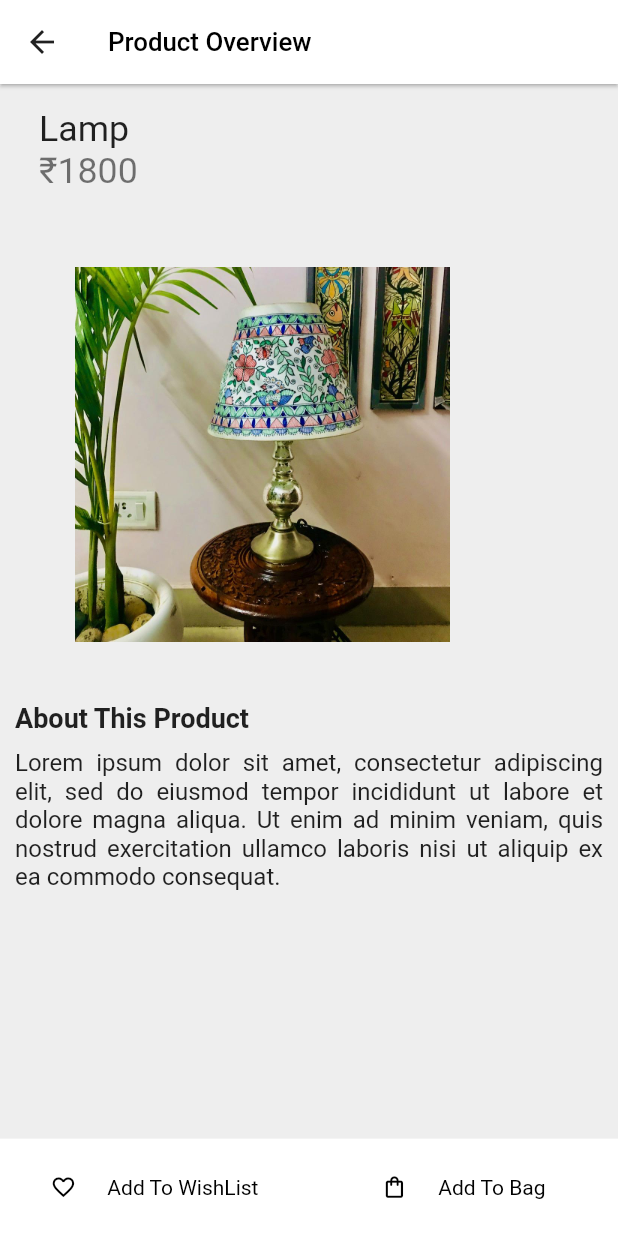
After one commit to gagandeepkaur15/e_commerce_app, a Flutter app: the screen it shows after launch, after a tap on "Sign in with Google", after a tap on "Lamp", on a phone screen of 412 x 824 dp. The commit adds this screen. Run offline on Flutter 3.47's test engine with Material 2 defaults, Android fonts, the light colour scheme and no system bars; our stand-ins replace firebase_auth, firebase_core, flutter_signin_button, google_fonts, google_sign_in, responsive_sizer; accounts and stored records are empty; network calls fail; Roboto replaces fonts that are missing (Merienda).

```diff
--- a/lib/auth/sign_in.dart
+++ b/lib/auth/sign_in.dart
@@ -1,12 +1,15 @@
+// ignore_for_file: library_private_types_in_public_api
+
 import 'package:e_commerce_app/screens/home_page.dart';
 import 'package:firebase_auth/firebase_auth.dart';
 import 'package:flutter/material.dart';
-import 'package:flutter_signin_button/button_view.dart';
 import 'package:flutter_signin_button/flutter_signin_button.dart';
+import 'package:google_fonts/google_fonts.dart';
 import 'package:google_sign_in/google_sign_in.dart';
-import 'package:provider/provider.dart';
 
 class SignIn extends StatefulWidget {
+  const SignIn({super.key});
+
   @override
   _SignInState createState() => _SignInState();
 }
@@ -14,12 +17,12 @@ class SignIn extends StatefulWidget {
 class _SignInState extends State<SignIn> {
   _googleSignUp() async {
     try {
-      final GoogleSignIn _googleSignIn = GoogleSignIn(
+      final GoogleSignIn googleSignIn = GoogleSignIn(
         scopes: ['email'],
       );
-      final FirebaseAuth _auth = FirebaseAuth.instance;
+      final FirebaseAuth auth = FirebaseAuth.instance;
 
-      final GoogleSignInAccount? googleUser = await _googleSignIn.signIn();
+      final GoogleSignInAccount? googleUser = await googleSignIn.signIn();
       final GoogleSignInAuthentication? googleAuth =
           await googleUser?.authentication;
 
@@ -28,11 +31,14 @@ class _SignInState extends State<SignIn> {
         idToken: googleAuth?.idToken,
       );
 
-      final User? user = (await _auth.signInWithCredential(credential)).user;
+      final User? user = (await auth.signInWithCredential(credential)).user;
       // print("signed in " + user.displayName);
 
       return user;
-    } catch (e) {}
+    } catch (e) {
+      // ignore: avoid_print
+      print(e);
+    }
   }
 
   @override
@@ -41,26 +47,32 @@ class _SignInState extends State<SignIn> {
       body: Column(
         mainAxisAlignment: MainAxisAlignment.center,
         children: [
-          Container(
+          SizedBox(
             height: 400,
             width: double.infinity,
             child: Column(
               mainAxisAlignment: MainAxisAlignment.center,
               children: [
-                const Text(
-                  'Boho',
-                  style: TextStyle(fontSize: 50, color: Colors.white, shadows: [
-                    BoxShadow(
+                Text(
+                  'Craft',
+                  style: GoogleFonts.merienda(
+                      fontSize: 50,
+                      color: Colors.white,
+                      shadows: [
+                        const BoxShadow(
                           blurRadius: 5,
                           color: Color.fromARGB(255, 36, 9, 9),
                           offset: Offset(3, 3),
                         )
                       ]),
                 ),
-                const Text(
+                Text(
                   'Bazaar',
-                  style: TextStyle(fontSize: 50, color: Colors.white, shadows: [
-                    BoxShadow(
+                  style: GoogleFonts.merienda(
+                      fontSize: 50,
+                      color: Colors.white,
+                      shadows: [
+                        const BoxShadow(
                           blurRadius: 5,
                           color: Color.fromARGB(255, 36, 9, 9),
                           offset: Offset(3, 3),
--- a/lib/main.dart
+++ b/lib/main.dart
@@ -15,7 +15,7 @@ class MyApp extends StatelessWidget {
   @override
   Widget build(BuildContext context) {
     return ResponsiveSizer(builder: (context, orientation, screenType) {
-      return MaterialApp(
+      return const MaterialApp(
         debugShowCheckedModeBanner: false,
         home: SignIn(),
       );
--- a/lib/screens/home_page.dart
+++ b/lib/screens/home_page.dart
@@ -1,8 +1,9 @@
+import 'package:e_commerce_app/screens/my_profile.dart';
+import 'package:e_commerce_app/screens/product_overview.dart';
 import 'package:flutter/material.dart';
-import 'package:flutter/src/widgets/framework.dart';
-import 'package:flutter/src/widgets/placeholder.dart';
 import 'package:google_fonts/google_fonts.dart';
 import 'package:responsive_sizer/responsive_sizer.dart';
+import '../widgets/item_card.dart';
 
 class HomePage extends StatelessWidget {
   const HomePage({super.key});
@@ -11,12 +12,54 @@ class HomePage extends StatelessWidget {
   Widget build(BuildContext context) {
     return Scaffold(
       backgroundColor: Colors.grey.shade200,
-      drawer: const Drawer(),
+      drawer: Drawer(
+        child: Container(
+          color: Colors.grey.shade100,
+          child: ListView(
+            children: [
+              DrawerHeader(
+                child: Row(
+                  children: [
+                    CircleAvatar(
+                      backgroundColor: Colors.grey.shade200,
+                      maxRadius: 28.sp,
+                    ),
+                    SizedBox(
+                      width: 14.sp,
+                    ),
+                    Text(
+                      "Welcome XXX",
+                      style: TextStyle(fontSize: 16.sp),
+                    ),
+                  ],
+                ),
+              ),
+              listTile(
+                icon: Icons.home,
+                title: "Home",
+              ),
+              listTile(icon: Icons.shop, title: "Review Cart"),
+              InkWell(
+                  onTap: () {
+                    Navigator.push(
+                        context,
+                        MaterialPageRoute(
+                            builder: (context) => const MyProfile()));
+                  },
+                  child: listTile(icon: Icons.person, title: "My Profile")),
+              listTile(icon: Icons.notifications, title: "Notification"),
+              listTile(icon: Icons.star, title: "Ratings and Review"),
+              listTile(icon: Icons.favorite, title: "Wishlist"),
+              listTile(icon: Icons.format_quote, title: "FAQs"),
+            ],
+          ),
+        ),
+      ),
       appBar: PreferredSize(
         preferredSize: const Size.fromHeight(70),
         child: AppBar(
           title: Text(
-            'Boho Bazaar',
+            'Craft Bazaar',
             style: GoogleFonts.merienda(color: Colors.black, fontSize: 21.sp),
           ),
           backgroundColor: Colors.white,
@@ -24,7 +67,7 @@ class HomePage extends StatelessWidget {
           elevation: 1,
           actions: [
             Padding(
-              padding: const EdgeInsets.symmetric(horizontal: 2),
+              padding: EdgeInsets.symmetric(horizontal: 2.w),
               child: CircleAvatar(
                 radius: 18.sp,
                 backgroundColor: const Color.fromARGB(121, 158, 158, 158),
@@ -48,23 +91,24 @@ class HomePage extends StatelessWidget {
           ],
         ),
       ),
-      body: Padding(
-        padding: const EdgeInsets.all(10),
+      body: SingleChildScrollView(
+        child: Padding(
+          padding: const EdgeInsets.all(8.0),
           child: Column(
             children: [
               const HomeBanner(),
               Padding(
-              padding: const EdgeInsets.all(8.0),
+                padding: EdgeInsets.all(12.0.sp),
                 child: Row(
                   mainAxisAlignment: MainAxisAlignment.spaceBetween,
-                children: const [
+                  children: [
                     Text(
                       'Madhubani Art',
-                    style: TextStyle(fontSize: 16),
+                      style: TextStyle(fontSize: 17.sp),
                     ),
                     Text(
                       'View All',
-                    style: TextStyle(fontSize: 16),
+                      style: TextStyle(fontSize: 17.sp),
                     ),
                   ],
                 ),
@@ -72,128 +116,181 @@ class HomePage extends StatelessWidget {
               SingleChildScrollView(
                 scrollDirection: Axis.horizontal,
                 child: Row(
-                children: const [
-                  ItemCard(),
-                  ItemCard(),
-                  ItemCard(),
-                  ItemCard(),
+                  children: [
+                    InkWell(
+                      onTap: () {
+                        Navigator.push(
+                          context,
+                          MaterialPageRoute(
+                            builder: (context) => const ProductOverview(
+                              productName: 'Wall Art',
+                              productPrice: 1999,
+                              productImage: 'assets/madhubani/one.jpg',
+                            ),
+                          ),
+                        );
+                      },
+                      child: ItemCard(
+                        productImage: 'assets/madhubani/one.jpg',
+                        productNAme: 'Wall Art',
+                        productPrice: '1999',
+                        onTap: () {},
+                      ),
+                    ),
+                    InkWell(
+                      onTap: () {
+                        Navigator.push(
+                          context,
+                          MaterialPageRoute(
+                            builder: (context) => const ProductOverview(
+                              productName: 'Elephant Art',
+                              productPrice: 550,
+                              productImage: 'assets/madhubani/two.webp',
+                            ),
+                          ),
+                        );
+                      },
+                      child: ItemCard(
+                        productImage: 'assets/madhubani/two.webp',
+                        productNAme: 'Elephant Art',
+                        productPrice: '550',
+                        onTap: () {},
+                      ),
+                    ),
+                    InkWell(
+                      onTap: () {
+                        Navigator.push(
+                          context,
+                          MaterialPageRoute(
+                            builder: (context) => const ProductOverview(
+                              productName: 'Lamp',
+                              productPrice: 1800,
+                              productImage: 'assets/madhubani/three.jpg',
+                            ),
+                          ),
+                        );
+                      },
+                      child: ItemCard(
+                        productImage: 'assets/madhubani/three.jpg',
+                        productNAme: 'Lamp',
+                        productPrice: '1800',
+                        onTap: () {},
+                      ),
+                    ),
+                    InkWell(
+                      onTap: () {
+                        Navigator.push(
+                          context,
+                          MaterialPageRoute(
+                            builder: (context) => const ProductOverview(
+                              productName: 'Necklace',
+                              productPrice: 400,
+                              productImage: 'assets/madhubani/four.webp',
+                            ),
+                          ),
+                        );
+                      },
+                      child: ItemCard(
+                        productImage: 'assets/madhubani/four.webp',
+                        productNAme: 'Necklace',
+                        productPrice: '400',
+                        onTap: () {},
+                      ),
+                    ),
                   ],
                 ),
               ),
               Padding(
-              padding: const EdgeInsets.all(8.0),
+                padding: EdgeInsets.all(12.sp),
                 child: Row(
                   mainAxisAlignment: MainAxisAlignment.spaceBetween,
-                children: const [
+                  children: [
                     Text(
                       'Lights',
-                    style: TextStyle(fontSize: 16),
+                      style: TextStyle(fontSize: 17.sp),
                     ),
                     Text(
                       'View All',
-                    style: TextStyle(fontSize: 16),
+                      style: TextStyle(fontSize: 17.sp),
                     ),
                   ],
                 ),
               ),
-            ListView(
-              children: const [
-                ItemCard(),
-                ItemCard(),
-                ItemCard(),
-                ItemCard(),
-                ItemCard(),
-              ],
+              SingleChildScrollView(
+                scrollDirection: Axis.horizontal,
+                child: Row(
+                  children: [
+                    ItemCard(
+                      productImage: 'assets/madhubani/tree_lamp.jpg',
+                      productNAme: 'Tree Lamp',
+                      productPrice: '1800',
+                      onTap: () {},
+                    ),
+                    ItemCard(
+                      productImage: 'assets/madhubani/pendant_lamp.jpg',
+                      productNAme: 'Pendant Lamp',
+                      productPrice: '1300',
+                      onTap: () {},
+                    ),
+                    ItemCard(
+                      productImage: 'assets/madhubani/paper_lamps.webp',
+                      productNAme: 'Paper Lamps',
+                      productPrice: '1900',
+                      onTap: () {},
+                    ),
+                    ItemCard(
+                      productImage: 'assets/madhubani/glass_lamp.jpg',
+                      productNAme: 'Glass Lamp',
+                      productPrice: '999',
+                      onTap: () {},
                     ),
                   ],
                 ),
               ),
-    );
-  }
-}
-
-class ItemCard extends StatelessWidget {
-  const ItemCard({
-    super.key,
-  });
-
-  @override
-  Widget build(BuildContext context) {
-    return Padding(
-      padding: const EdgeInsets.symmetric(horizontal: 5),
-      child: Container(
-        height: 25.h,
-        width: 40.w,
-        decoration: BoxDecoration(
-          color: Colors.white,
-          borderRadius: BorderRadius.circular(10),
-        ),
-        child: Padding(
-          padding: const EdgeInsets.all(8.0),
-          child: Column(
-            crossAxisAlignment: CrossAxisAlignment.start,
-            mainAxisAlignment: MainAxisAlignment.spaceEvenly,
+              Padding(
+                padding: EdgeInsets.all(12.sp),
+                child: Row(
+                  mainAxisAlignment: MainAxisAlignment.spaceBetween,
                   children: [
-              Container(
-                height: 15.h,
-                width: 35.w,
-                decoration: BoxDecoration(
-                  borderRadius: BorderRadius.circular(10),
-                  image: const DecorationImage(
-                    image: AssetImage('assets/madhubani/one.jpg'),
-                    fit: BoxFit.cover,
-                  ),
-                ),
+                    Text(
+                      'Lights',
+                      style: TextStyle(fontSize: 17.sp),
                     ),
                     Text(
-                'Wall Art',
-                style: TextStyle(fontWeight: FontWeight.w600, fontSize: 16.sp),
-              ),
-              Text(
-                '₹ 1999',
-                style: TextStyle(fontSize: 16.sp),
-              ),
-              Row(
-                children: [
-                  InkWell(
-                    onTap: () {},
-                    child: Container(
-                      height: 3.h,
-                      width: 18.w,
-                      decoration: BoxDecoration(
-                        border: Border.all(color: Colors.grey.shade900),
-                        borderRadius: BorderRadius.circular(10),
-                      ),
-                      child: Center(
-                        child: Text(
-                          'Add',
-                          style: TextStyle(fontSize: 16.sp),
-                        ),
-                      ),
-                    ),
-                  ),
-                  SizedBox(
-                    width: 1.w,
-                  ),
-                  InkWell(
-                    onTap: () {},
-                    child: Container(
-                      height: 3.h,
-                      width: 16.w,
-                      decoration: BoxDecoration(
-                        border: Border.all(color: Colors.grey.shade900),
-                        borderRadius: BorderRadius.circular(10),
-                      ),
-                      child: Center(
-                        child: Text(
-                          '- 1 +',
-                          style: TextStyle(fontSize: 16.sp),
-                        ),
-                      ),
-                    ),
+                      'View All',
+                      style: TextStyle(fontSize: 17.sp),
                     ),
                   ],
                 ),
+              ),
+              SingleChildScrollView(
+                scrollDirection: Axis.horizontal,
+                child: Row(
+                  children: [
+                    ItemCard(
+                      productNAme: 'Chitrakari Pots',
+                      productPrice: '700',
+                      productImage: 'assets/madhubani/plant1.png',
+                      onTap: () {},
+                    ),
+                    ItemCard(
+                      productNAme: 'Peacock Pot',
+                      productPrice: '820',
+                      productImage: 'assets/madhubani/plant2.png',
+                      onTap: () {},
+                    ),
+                    ItemCard(
+                      productNAme: 'Ceramic Pot',
+                      productPrice: '600',
+                      productImage: 'assets/madhubani/plant3.png',
+                      onTap: () {},
+                    ),
+                  ],
+                ),
+              ),
+              const SizedBox(
+                height: 20,
+              )
             ],
           ),
         ),
@@ -250,3 +347,17 @@ class HomeBanner extends StatelessWidget {
     );
   }
 }
+
+Widget listTile({required IconData icon, required String title}) {
+  return ListTile(
+    leading: Icon(
+      icon,
+      size: 23.sp,
+      color: Colors.grey.shade800,
+    ),
+    title: Text(
+      title,
+      style: const TextStyle(color: Colors.black),
+    ),
+  );
+}
--- /dev/null
+++ b/lib/screens/product_overview.dart
@@ -0,0 +1,141 @@
+import 'package:flutter/material.dart';
+import 'package:google_fonts/google_fonts.dart';
+import 'package:responsive_sizer/responsive_sizer.dart';
+
+class ProductOverview extends StatefulWidget {
+  final String productName;
+  final int productPrice;
+  final String productImage;
+
+  const ProductOverview(
+      {super.key,
+      required this.productName,
+      required this.productPrice,
+      required this.productImage});
+
+  @override
+  State<ProductOverview> createState() => _ProductOverviewState();
+}
+
+class _ProductOverviewState extends State<ProductOverview> {
+  Widget bottomNavigatorBar(
+      {required Color iconColor,
+      required Color backgroundColor,
+      required Color color,
+      required String title,
+      required IconData iconData}) {
+    return Expanded(
+      child: Container(
+        padding: EdgeInsets.all(20.sp),
+        color: backgroundColor,
+        child: Row(
+          mainAxisAlignment: MainAxisAlignment.center,
+          children: [
+            Icon(
+              iconData,
+              size: 17.sp,
+              color: iconColor,
+            ),
+            SizedBox(
+              width: 5.w,
+            ),
+            Text(
+              title,
+              style: TextStyle(color: color),
+            )
+          ],
+        ),
+      ),
+    );
+  }
+
+  @override
+  Widget build(BuildContext context) {
+    return Scaffold(
+      bottomNavigationBar: Row(
+        children: [
+          bottomNavigatorBar(
+            iconColor: Colors.black,
+            backgroundColor: Colors.white,
+            color: Colors.black,
+            title: "Add To WishList",
+            iconData: Icons.favorite_outline,
+          ),
+          bottomNavigatorBar(
+            iconColor: Colors.black,
+            backgroundColor: Colors.white,
+            color: Colors.black,
+            title: "Add To Bag",
+            iconData: Icons.shopping_bag_outlined,
+          )
+        ],
+      ),
+      backgroundColor: Colors.grey.shade200,
+      appBar: AppBar(
+        title: Text(
+          'Product Overview',
+          style: GoogleFonts.merienda(color: Colors.black, fontSize: 17.sp),
+        ),
+        backgroundColor: Colors.white,
+        iconTheme: IconThemeData(color: Colors.grey.shade900),
+        elevation: 1,
+      ),
+      body: Column(
+        children: [
+          Expanded(
+            flex: 2,
+            child: SizedBox(
+              width: double.infinity,
+              child: Padding(
+                padding: const EdgeInsets.all(10.0),
+                child: Column(
+                  crossAxisAlignment: CrossAxisAlignment.start,
+                  children: [
+                    ListTile(
+                      title: Text(
+                        widget.productName ?? "",
+                        style: TextStyle(fontSize: 20.sp),
+                      ),
+                      subtitle: Row(
+                        children: [
+                          Text(
+                            "₹",
+                            style: TextStyle(fontSize: 20.sp),
+                          ),
+                          Text(
+                            widget.productPrice.toString(),
+                            style: TextStyle(fontSize: 20.sp),
+                          )
+                        ],
+                      ),
+                    ),
+                    Container(
+                      height: 330,
+                      padding: const EdgeInsets.all(40),
+                      child: Image(
+                        image: AssetImage(widget.productImage ?? ""),
+                      ),
+                    ),
+                    const Text(
+                      'About This Product',
+                      style:
+                          TextStyle(fontSize: 18, fontWeight: FontWeight.bold),
+                    ),
+                    const SizedBox(
+                      height: 10,
+                    ),
+                    const Text(
+                      'Lorem ipsum dolor sit amet, consectetur adipiscing elit, sed do eiusmod tempor incididunt ut labore et dolore magna aliqua. Ut enim ad minim veniam, quis nostrud exercitation ullamco laboris nisi ut aliquip ex ea commodo consequat.',
+                      style: TextStyle(fontSize: 16),
+                      textAlign: TextAlign.justify,
+                    ),
+                  ],
+                ),
+              ),
+            ),
+          )
+        ],
+      ),
+    );
+  }
+}
--- /dev/null
+++ b/lib/widgets/item_card.dart
@@ -0,0 +1,113 @@
+import 'package:flutter/material.dart';
+import 'package:responsive_sizer/responsive_sizer.dart';
+
+class ItemCard extends StatelessWidget {
+  final String productImage;
+  final String productNAme;
+  final String productPrice;
+  final Function onTap;
+
+  const ItemCard({
+    super.key,
+    required this.productImage,
+    required this.productNAme,
+    required this.productPrice,
+    required this.onTap,
+  });
+
+  @override
+  Widget build(BuildContext context) {
+    return Padding(
+      padding: const EdgeInsets.symmetric(horizontal: 5),
+      child: InkWell(
+        onTap: onTap(),
+        child: Container(
+          height: 25.h,
+          width: 40.w,
+          decoration: BoxDecoration(
+            color: Colors.white,
+            borderRadius: BorderRadius.circular(10),
+          ),
+          child: Padding(
+            padding: const EdgeInsets.all(8.0),
+            child: Column(
+              crossAxisAlignment: CrossAxisAlignment.start,
+              mainAxisAlignment: MainAxisAlignment.spaceEvenly,
+              children: [
+                Container(
+                  height: 15.h,
+                  width: 35.w,
+                  decoration: BoxDecoration(
+                    borderRadius: BorderRadius.circular(10),
+                    image: DecorationImage(
+                      image: AssetImage(productImage),
+                      fit: BoxFit.cover,
+                    ),
+                  ),
+                ),
+                Text(
+                  productNAme,
+                  style:
+                      TextStyle(fontWeight: FontWeight.w600, fontSize: 16.sp),
+                ),
+                Row(
+                  children: [
+                    Text(
+                      "₹",
+                      style: TextStyle(fontSize: 16.sp),
+                    ),
+                    Text(
+                      productPrice,
+                      style: TextStyle(fontSize: 16.sp),
+                    ),
+                  ],
+                ),
+                Row(
+                  children: [
+                    InkWell(
+                      onTap: () {},
+                      child: Container(
+                        height: 3.h,
+                        width: 18.w,
+                        decoration: BoxDecoration(
+                          border: Border.all(color: Colors.grey.shade900),
+                          borderRadius: BorderRadius.circular(10),
+                        ),
+                        child: Center(
+                          child: Text(
+                            'Add',
+                            style: TextStyle(fontSize: 16.sp),
+                          ),
+                        ),
+                      ),
+                    ),
+                    SizedBox(
+                      width: 1.w,
+                    ),
+                    InkWell(
+                      onTap: () {},
+                      child: Container(
+                        height: 3.h,
+                        width: 16.w,
+                        decoration: BoxDecoration(
+                          border: Border.all(color: Colors.grey.shade900),
+                          borderRadius: BorderRadius.circular(10),
+                        ),
+                        child: Center(
+                          child: Text(
+                            '- 1 +',
+                            style: TextStyle(fontSize: 16.sp),
+                          ),
+                        ),
+                      ),
+                    ),
+                  ],
+                ),
+              ],
+            ),
+          ),
+        ),
+      ),
+    );
+  }
+}
```
Also changed, not shown: lib/screens/my_profile.dart (added, +97 -0 lines), assets/madhubani/buddha_wind_chime.jpg (added), assets/madhubani/plant1.png (added), assets/madhubani/plant2.png (added), assets/madhubani/plant3.png (added), pubspec.lock, 1 other file. Lines whose indentation alone changed are shown as unchanged.
